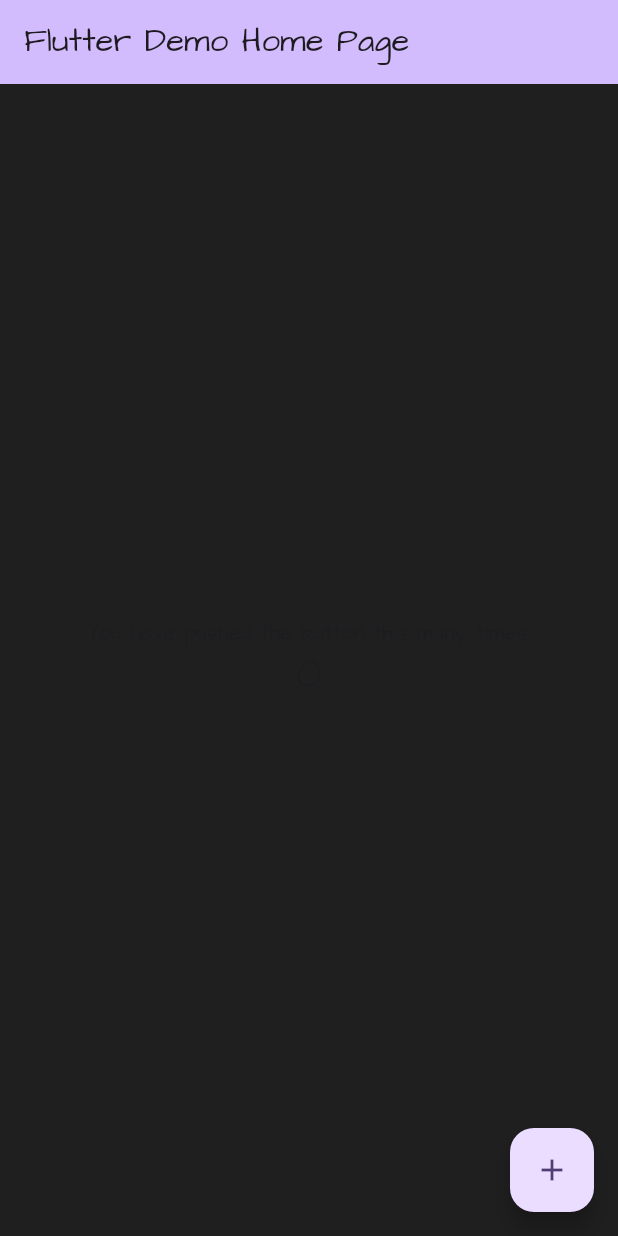
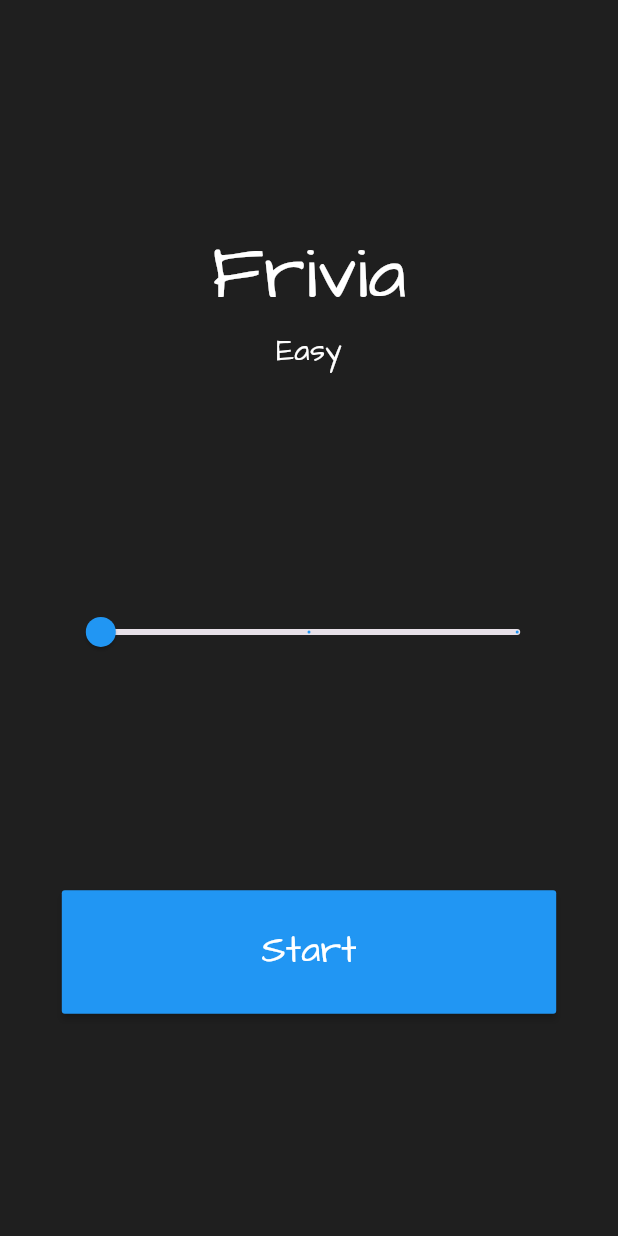
Before and after one commit to shamim36/fribia_app, a Flutter app: the screen it shows after launch, on a phone screen of 412 x 824 dp. Run offline on Flutter 3.47's test engine with Material 3 defaults, Android fonts, the phone set to English and light mode, and no system bars; our stand-ins replace dio.

Commit message:
Version 1.0.1

```diff
--- /dev/null
+++ b/lib/home_page.dart
@@ -0,0 +1,108 @@
+import 'package:flutter/material.dart';
+import 'package:fribia_app/game_page.dart';
+
+class HomePage extends StatefulWidget {
+  const HomePage({super.key});
+
+  @override
+  State<HomePage> createState() => _HomePageState();
+}
+
+class _HomePageState extends State<HomePage> {
+  double? _deviceHeight, _deviceWidth;
+  double _currentDifficultyLevel = 0;
+
+  final List<String> _difficultyTexts = ["Easy", "Medium", "Hard"];
+
+  @override
+  Widget build(BuildContext context) {
+    _deviceHeight = MediaQuery.of(context).size.height;
+    _deviceWidth = MediaQuery.of(context).size.width;
+    return Scaffold(
+      body: SafeArea(
+        child: Container(
+          padding: EdgeInsets.symmetric(
+            horizontal: _deviceWidth! * 0.10,
+          ),
+          child: Center(
+            child: Column(
+              mainAxisAlignment: MainAxisAlignment.spaceEvenly,
+              crossAxisAlignment: CrossAxisAlignment.center,
+              mainAxisSize: MainAxisSize.max,
+              children: [
+                _appTittle(),
+                _difficultySlider(),
+                _startGameButton(),
+              ],
+            ),
+          ),
+        ),
+      ),
+    );
+  }
+
+  Widget _appTittle() {
+    return Column(
+      children: [
+        const Text(
+          'Frivia',
+          style: TextStyle(
+            fontSize: 50,
+            color: Colors.white,
+            fontWeight: FontWeight.w500,
+          ),
+        ),
+        Text(
+          _difficultyTexts[_currentDifficultyLevel.toInt()],
+          style: const TextStyle(
+            fontSize: 20,
+            color: Colors.white,
+            fontWeight: FontWeight.w500,
+          ),
+        ),
+      ],
+    );
+  }
+
+  Widget _difficultySlider() {
+    return Slider(
+      label: "${_difficultyTexts[_currentDifficultyLevel.toInt()]} Difficulty",
+      min: 0,
+      max: 2,
+      divisions: 2,
+      value: _currentDifficultyLevel,
+      onChanged: (_value) {
+        setState(() {
+          _currentDifficultyLevel = _value;
+          // print(_currentDifficultyLevel);
+        });
+      },
+      activeColor: Colors.blue,
+    );
+  }
+
+  Widget _startGameButton() {
+    return MaterialButton(
+      onPressed: () {
+        Navigator.push(
+          context,
+          MaterialPageRoute(
+            builder: (BuildContext context) {
+              return GamePage();
+            },
+          ),
+        );
+      },
+      color: Colors.blue,
+      minWidth: _deviceWidth! * 0.80,
+      height: _deviceHeight! * 0.10,
+      child: const Text(
+        "Start",
+        style: TextStyle(
+          fontSize: 25,
+          color: Colors.white,
+        ),
+      ),
+    );
+  }
+}
--- a/lib/main.dart
+++ b/lib/main.dart
@@ -1,4 +1,6 @@
 import 'package:flutter/material.dart';
+import 'package:fribia_app/game_page.dart';
+import 'package:fribia_app/home_page.dart';
 
 void main() {
   runApp(const MyApp());
@@ -13,7 +15,7 @@ class MyApp extends StatelessWidget {
       title: 'Frivia',
       theme: ThemeData(
         fontFamily: 'ArchitectsDaughter',
-        scaffoldBackgroundColor: Color.fromRGBO(
+        scaffoldBackgroundColor: const Color.fromRGBO(
           31,
           31,
           31,
@@ -22,55 +24,7 @@ class MyApp extends StatelessWidget {
         colorScheme: ColorScheme.fromSeed(seedColor: Colors.deepPurple),
         useMaterial3: true,
       ),
-      home: const MyHomePage(title: 'Flutter Demo Home Page'),
+      home: HomePage(),
     );
   }
 }
-
-class MyHomePage extends StatefulWidget {
-  const MyHomePage({super.key, required this.title});
-
-  final String title;
-
-  @override
-  State<MyHomePage> createState() => _MyHomePageState();
-}
-
-class _MyHomePageState extends State<MyHomePage> {
-  int _counter = 0;
-
-  void _incrementCounter() {
-    setState(() {
-      _counter++;
-    });
-  }
-
-  @override
-  Widget build(BuildContext context) {
-    return Scaffold(
-      appBar: AppBar(
-        backgroundColor: Theme.of(context).colorScheme.inversePrimary,
-        title: Text(widget.title),
-      ),
-      body: Center(
-        child: Column(
-          mainAxisAlignment: MainAxisAlignment.center,
-          children: <Widget>[
-            const Text(
-              'You have pushed the button this many times:',
-            ),
-            Text(
-              '$_counter',
-              style: Theme.of(context).textTheme.headlineMedium,
-            ),
-          ],
-        ),
-      ),
-      floatingActionButton: FloatingActionButton(
-        onPressed: _incrementCounter,
-        tooltip: 'Increment',
-        child: const Icon(Icons.add),
-      ),
-    );
-  }
-}
--- a/pubspec.yaml
+++ b/pubspec.yaml
@@ -31,8 +31,8 @@ dependencies:
   flutter:
     sdk: flutter
   get_it: "7.2.0"
-  dio: "4.0.4"
-  provider: "6.0.2"
+  dio: ^5.4.1
+  provider: ^6.1.2
 
 
   # The following adds the Cupertino Icons font to your application.
```
Also changed, not shown: lib/game_page.dart (added, +112 -0 lines), lib/providers/game_page_provider.dart (added, +106 -0 lines), Screenshot 2024-02-29 132307.png (added), Screenshot_1709191357-1.png (added), Screenshot_1709191357.png (added), Screenshot_1709191536.png (added), Screenshot_1709191571.png (added), Screenshot_1709191592.png (added), Screenshot_1709191609.png (added), Screenshot_1709191631.png (added), image.png (added), pubspec.lock, 1 other file.
